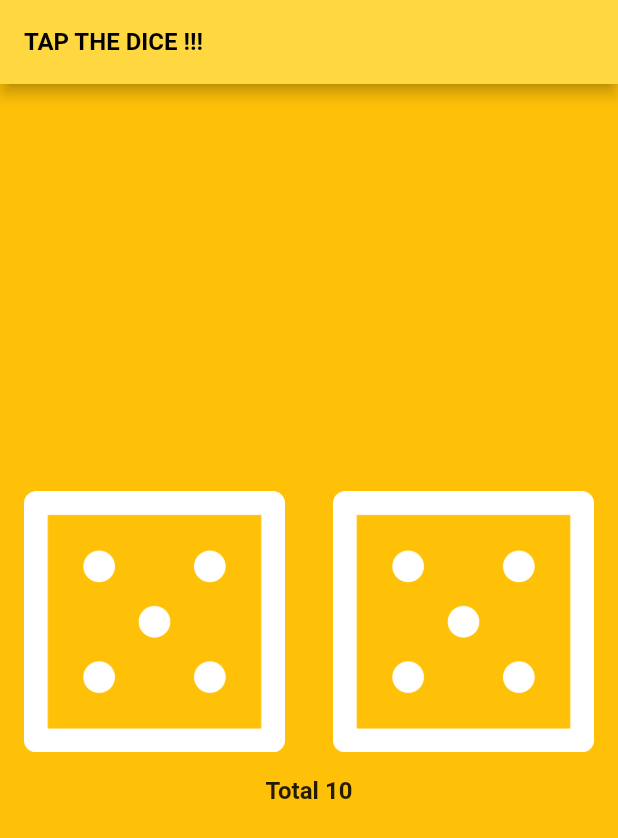
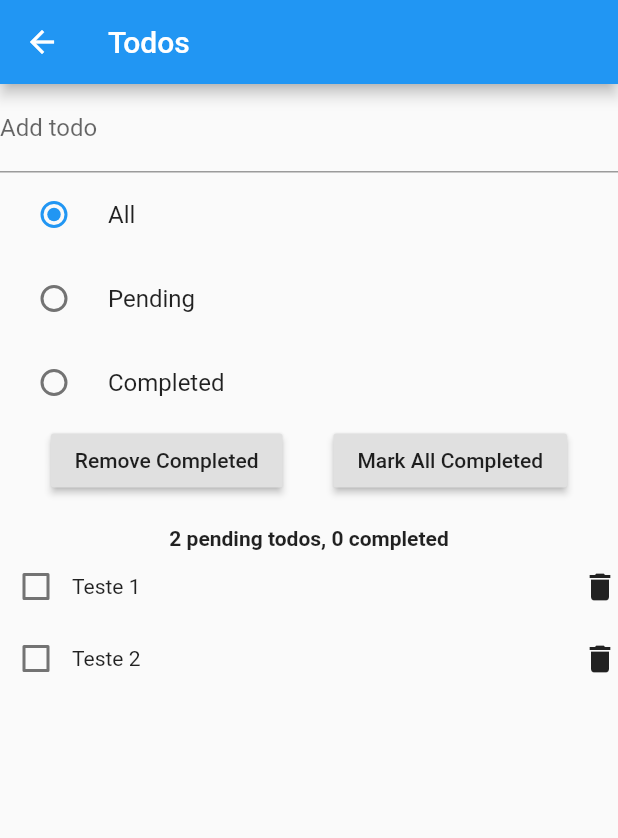
Before and after one commit to guilhermeikeda/flutter-learn_mobx, a Flutter app: the screen it shows after launch, on a phone screen of 412 x 824 dp. Shown: the top 838 px of the screen. Run offline on Flutter 3.47's test engine with Material 2 defaults, Android fonts, the phone set to English and light mode, and no system bars; our stand-ins replace flutter_mobx, mobx; generated files the repository leaves out were written again; Roboto replaces fonts that are missing (Hind, Verdana).

Commit message:
Add TODO list

```diff
--- a/lib/main.dart
+++ b/lib/main.dart
@@ -1,5 +1,6 @@
 import 'package:flutter/material.dart';
-import 'package:learn_mobx/screens/dice.screen.dart';
+import 'package:learn_mobx/screens/dice/dice.screen.dart';
+import 'package:learn_mobx/screens/todo/todo.screen.dart';
 
 void main() {
   runApp(MyApp());
@@ -9,8 +10,12 @@ class MyApp extends StatelessWidget {
   @override
   Widget build(BuildContext context) {
     return MaterialApp(
-      home: DiceScreen(),
       debugShowCheckedModeBanner: false,
+      initialRoute: '/todo-list',
+      routes: {
+        '/': (_) => DiceScreen(),
+        '/todo-list': (_) => TodoScreen()
+      },
     );
   }
 }
--- /dev/null
+++ b/lib/models/enums/vibility_filter.dart
@@ -0,0 +1 @@
+enum VisibilityFilter { all, pending, completed }
--- /dev/null
+++ b/lib/screens/todo/components/action-buttons.component.dart
@@ -0,0 +1,27 @@
+import 'package:flutter/material.dart';
+import 'package:provider/provider.dart';
+import 'package:learn_mobx/stores/todo_list.store.dart';
+
+class ActionButtonsComponent extends StatelessWidget {
+  @override
+  Widget build(BuildContext context) {
+    final todoList = Provider.of<TodoList>(context);
+    return Row(
+      mainAxisAlignment: MainAxisAlignment.spaceEvenly,
+      children: [
+        Container(
+          child: RaisedButton(
+            child: Text('Remove Completed'),
+            onPressed: todoList.removeCompleted,
+          ),
+        ),
+        Container(
+          child: RaisedButton(
+            child: Text('Mark All Completed'),
+            onPressed: todoList.markAllCompleted,
+          ),
+        ),
+      ],
+    );
+  }
+}
--- /dev/null
+++ b/lib/screens/todo/components/add-todo.component.dart
@@ -0,0 +1,20 @@
+import 'package:flutter/material.dart';
+import 'package:provider/provider.dart';
+import 'package:learn_mobx/stores/todo_list.store.dart';
+
+class AddTodoComponent extends StatelessWidget {
+  @override
+  Widget build(BuildContext context) {
+    final todoList = Provider.of<TodoList>(context);
+    final controller = TextEditingController();
+
+    return TextField(
+      controller: controller,
+      decoration: InputDecoration(labelText: 'Add todo'),
+      onSubmitted: (_) {
+        todoList.addTodo(_);
+        controller.clear();
+      },
+    );
+  }
+}
--- /dev/null
+++ b/lib/screens/todo/components/description.component.dart
@@ -0,0 +1,25 @@
+import 'package:flutter/cupertino.dart';
+import 'package:flutter_mobx/flutter_mobx.dart';
+import 'package:learn_mobx/stores/todo_list.store.dart';
+import 'package:provider/provider.dart';
+
+class DescriptionComponent extends StatelessWidget {
+  @override
+  Widget build(BuildContext context) {
+    final todoList = Provider.of<TodoList>(context);
+    return Container(
+      margin: EdgeInsets.only(top: 20),
+      child: Row(
+        mainAxisAlignment: MainAxisAlignment.center,
+        children: [
+          Observer(
+            builder: (_) => Text(
+              todoList.itemDescription,
+              style: TextStyle(fontWeight: FontWeight.bold),
+            ),
+          )
+        ],
+      ),
+    );
+  }
+}
--- /dev/null
+++ b/lib/screens/todo/components/todo_list.component.dart
@@ -0,0 +1,43 @@
+import 'package:flutter/material.dart';
+import 'package:flutter_mobx/flutter_mobx.dart';
+import 'package:provider/provider.dart';
+import 'package:learn_mobx/stores/todo_list.store.dart';
+
+class TodoListComponent extends StatelessWidget {
+  @override
+  Widget build(BuildContext context) {
+    final todoList = Provider.of<TodoList>(context);
+
+    return Expanded(
+      child: Observer(
+        builder: (_) => ListView.builder(
+          scrollDirection: Axis.vertical,
+          shrinkWrap: true,
+          itemCount: todoList.visibleTodos.length,
+          itemBuilder: (context, index) {
+            return Row(
+              mainAxisAlignment: MainAxisAlignment.spaceBetween,
+              children: [
+                Observer(
+                  builder: (_) => Row(
+                    mainAxisAlignment: MainAxisAlignment.spaceEvenly,
+                    children: [
+                      Checkbox(
+                        checkColor: Colors.pinkAccent,
+                        value: todoList.visibleTodos[index].done,
+                        onChanged: (_) => todoList.updateTodoStatus(
+                            todoList.visibleTodos[index], _),
+                      ),
+                      Text(todoList.visibleTodos[index].description)
+                    ],
+                  ),
+                ),
+                Icon(Icons.delete)
+              ],
+            );
+          },
+        ),
+      ),
+    );
+  }
+}
--- /dev/null
+++ b/lib/screens/todo/components/visibility-filter.component.dart
@@ -0,0 +1,40 @@
+import 'package:flutter/material.dart';
+import 'package:flutter_mobx/flutter_mobx.dart';
+import 'package:learn_mobx/models/enums/vibility_filter.dart';
+import 'package:learn_mobx/stores/todo_list.store.dart';
+import 'package:provider/provider.dart';
+
+class VisibilityFilterComponent extends StatelessWidget {
+  @override
+  Widget build(BuildContext context) {
+    final todoList = Provider.of<TodoList>(context);
+
+    return Observer(
+      builder: (_) => Column(
+        children: [
+          RadioListTile<VisibilityFilter>(
+              title: const Text('All'),
+              value: VisibilityFilter.all,
+              groupValue: todoList.filter,
+              onChanged: (VisibilityFilter value) {
+                todoList.changeFilter(value);
+              }),
+          RadioListTile<VisibilityFilter>(
+              title: const Text('Pending'),
+              value: VisibilityFilter.pending,
+              groupValue: todoList.filter,
+              onChanged: (VisibilityFilter value) {
+                todoList.changeFilter(value);
+              }),
+          RadioListTile<VisibilityFilter>(
+              title: const Text('Completed'),
+              value: VisibilityFilter.completed,
+              groupValue: todoList.filter,
+              onChanged: (VisibilityFilter value) {
+                todoList.changeFilter(value);
+              }),
+        ],
+      ),
+    );
+  }
+}
--- /dev/null
+++ b/lib/screens/todo/todo.screen.dart
@@ -0,0 +1,28 @@
+import 'package:flutter/material.dart';
+import 'package:learn_mobx/screens/todo/components/description.component.dart';
+import 'package:learn_mobx/screens/todo/components/todo_list.component.dart';
+import 'package:provider/provider.dart';
+import 'package:learn_mobx/stores/todo_list.store.dart';
+
+import 'components/action-buttons.component.dart';
+import 'components/visibility-filter.component.dart';
+import 'components/add-todo.component.dart';
+
+class TodoScreen extends StatelessWidget {
+  @override
+  Widget build(BuildContext context) => Provider<TodoList>(
+        create: (_) => TodoList(),
+        child: Scaffold(
+          appBar: AppBar(title: const Text('Todos')),
+          body: Column(
+            children: <Widget>[
+              AddTodoComponent(),
+              VisibilityFilterComponent(),
+              ActionButtonsComponent(),
+              DescriptionComponent(),
+              TodoListComponent()
+            ],
+          ),
+        ),
+      );
+}
--- /dev/null
+++ b/lib/stores/todo_list.store.dart
@@ -0,0 +1,93 @@
+import 'package:learn_mobx/models/enums/vibility_filter.dart';
+import 'package:learn_mobx/stores/todo.store.dart';
+import 'package:mobx/mobx.dart';
+
+part 'todo_list.store.g.dart';
+
+class TodoList = _TodoList with _$TodoList;
+
+abstract class _TodoList with Store {
+  @observable
+  ObservableList<Todo> todos = ObservableList<Todo>.of([
+    Todo('Teste 1'),
+    Todo('Teste 2'),
+  ]);
+
+  @observable
+  VisibilityFilter filter = VisibilityFilter.all;
+
+  @computed
+  ObservableList<Todo> get pendingTodos =>
+      ObservableList.of(todos.where((todo) => todo.done != true));
+
+  @computed
+  ObservableList<Todo> get completedTodos =>
+      ObservableList.of(todos.where((todo) => todo.done == true));
+
+  @computed
+  bool get hasCompletedTodos => completedTodos.isNotEmpty;
+
+  @computed
+  bool get hasPendingTodos => pendingTodos.isNotEmpty;
+
+  @computed
+  bool get canRemoveAllCompleted =>
+      hasCompletedTodos && filter != VisibilityFilter.pending;
+
+  @computed
+  bool get canMarkAllCompleted =>
+      hasPendingTodos && filter != VisibilityFilter.completed;
+
+  @computed
+  String get itemDescription {
+    if (todos.isEmpty) {
+      return "There are no Todos here. Why don't you add one?";
+    }
+
+    final suffix = pendingTodos.length == 1 ? 'todo' : 'todos';
+
+    return '${pendingTodos.length} pending $suffix, ${completedTodos.length} completed';
+  }
+
+  @computed
+  ObservableList<Todo> get visibleTodos {
+    switch (filter) {
+      case VisibilityFilter.pending:
+        return pendingTodos;
+      case VisibilityFilter.completed:
+        return completedTodos;
+      default:
+        return todos;
+    }
+  }
+
+  @action
+  void addTodo(String description) {
+    todos.add(Todo(description));
+  }
+
+  @action
+  void changeFilter(VisibilityFilter filter) {
+    this.filter = filter;
+  }
+
+  @action
+  void removeTodo(Todo todo) {
+    todos.removeWhere((x) => x == todo);
+  }
+
+  @action
+  void markAllCompleted() {
+    todos.forEach((todo) => todo.done = true);
+  }
+
+  @action
+  void removeCompleted() {
+    todos.removeWhere((todo) => todo.done);
+  }
+
+  @action
+  void updateTodoStatus(Todo selectedTodo, bool done) {
+    todos.firstWhere((_) => _ == selectedTodo).done = done;
+  }
+}
```
Also changed, not shown: lib/screens/dice/dice.screen.dart (renamed from lib/screens/dice.screen.dart), lib/stores/todo_list.store.g.dart (added).
